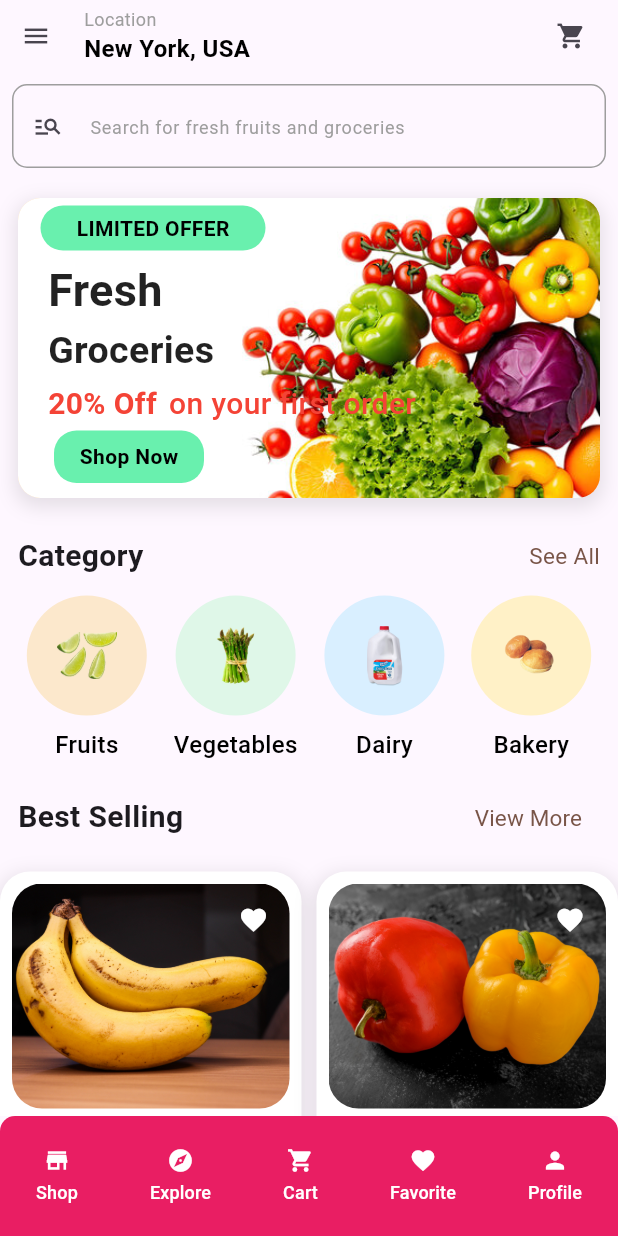
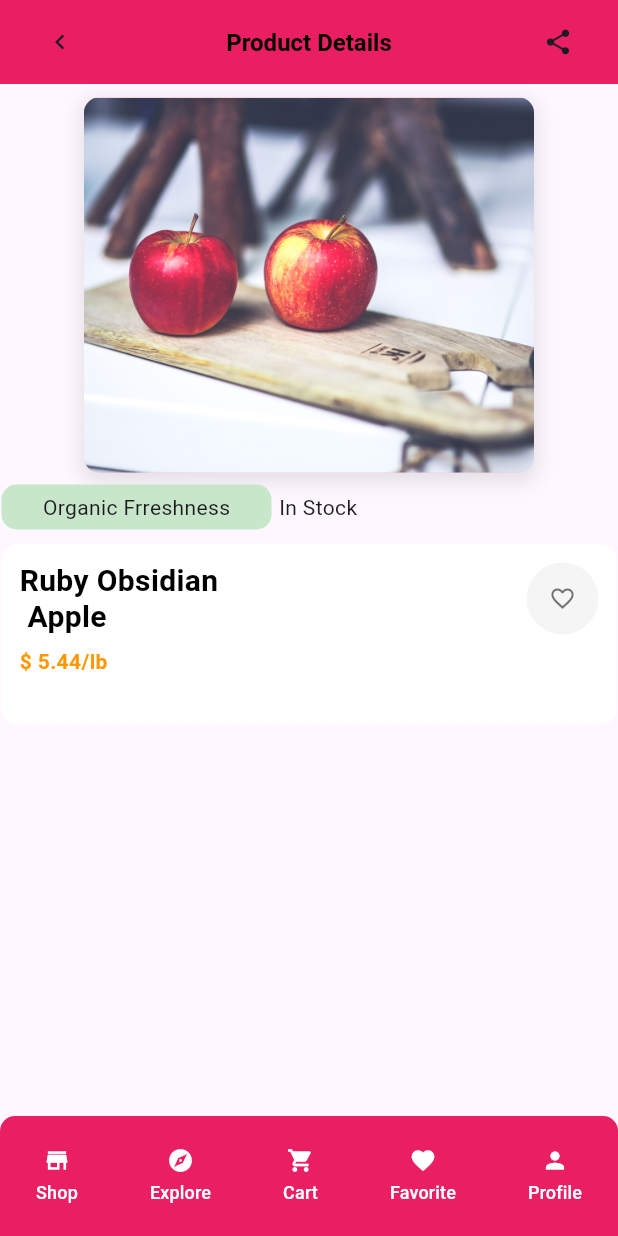
Before and after one commit to Khorsed-Alam/freshgrocery, a Flutter app: the screen it shows after launch, on a phone screen of 412 x 824 dp. Run offline on Flutter 3.47's test engine with Material 3 defaults, Android fonts, the phone set to English and light mode, and no system bars.

Commit message:
product details 25%

```diff
--- a/lib/myApp.dart
+++ b/lib/myApp.dart
@@ -1,6 +1,7 @@
 import 'package:flutter/material.dart';
 import 'package:freshgrocery/screen/Explore_Product.dart';
 import 'package:freshgrocery/screen/home.dart';
+import 'package:freshgrocery/screen/product_details.dart';
 
 class myApp extends StatelessWidget {
   const myApp({super.key});
@@ -15,7 +16,11 @@ class myApp extends StatelessWidget {
       initialRoute: '/',
 
       routes: {
-        '/':(context)=>home(),
+        //'/':(context)=>home(),
+
+
+         '/':(context)=>product_details(),
+
 
     }
       ,
--- a/lib/screen/Explore_Product.dart
+++ b/lib/screen/Explore_Product.dart
@@ -13,22 +13,10 @@ class ExploreProduct extends StatelessWidget {
   @override
   Widget build(BuildContext context) {
     return Scaffold(
-      body: SafeArea(
-        child: SingleChildScrollView(
-          child: Column(
-
+      appBar: AppBar(
+        backgroundColor: Colors.pink,
+        title: Row(
           children: [
-              // Top App Bar / Header
-              Row(
-                children: [
-                  IconButton(
-                    onPressed: () {
-                      Navigator.pop(context);
-
-                    },
-                    icon: const Icon(Icons.keyboard_arrow_left, size: 20),
-                  ),
-                  const SizedBox(width: 8),
 
             const Text(
               "New York USA",
@@ -46,7 +34,14 @@ class ExploreProduct extends StatelessWidget {
               icon: const Icon(Icons.shopping_cart, size: 20),
             ),
           ],
+        ) ,
       ),
+      body: SafeArea(
+        child: SingleChildScrollView(
+          child: Column(
+
+            children: [
+
 
               // Banner Section
               Padding(
--- a/lib/screen/home.dart
+++ b/lib/screen/home.dart
@@ -12,41 +12,42 @@ class home extends StatelessWidget {
   @override
   Widget build(BuildContext context) {
     return Scaffold(
-      body: SafeArea(
-        child: SingleChildScrollView(
-          child: Column(
+      appBar: AppBar(
+        backgroundColor: Colors.pink,
+        title:   Row(
+          mainAxisAlignment: MainAxisAlignment.spaceBetween,
           children: [
-              Row(
-                children: [
-                  IconButton(
-                    onPressed: () {},
-                    icon: const Icon(Icons.menu, size: 20),
-                  ),
-                  const SizedBox(width: 8),
+
             const Column(
               crossAxisAlignment: CrossAxisAlignment.start,
               children: [
                 Text(
                   "Location",
-                        style: TextStyle(color: Colors.grey, fontSize: 12),
+                  style: TextStyle(color: Colors.white, fontSize: 12),
                 ),
                 Text(
                   "New York, USA",
                   style: TextStyle(
                     fontSize: 16,
                     fontWeight: FontWeight.bold,
-                          color: Colors.black,
+                    color: Colors.white,
                   ),
                 ),
               ],
             ),
-                  const SizedBox(width: 190),
+
             IconButton(
               onPressed: () {},
-                    icon: const Icon(Icons.shopping_cart, size: 20),
+              icon: const Icon(Icons.shopping_cart, size: 20, color: Colors.white,),
             ),
           ],
         ),
+      ),
+      body: SafeArea(
+        child: SingleChildScrollView(
+          child: Column(
+            children: [
+
 
               /// Search Bar
               Search_Product(),
--- /dev/null
+++ b/lib/screen/product_details.dart
@@ -0,0 +1,155 @@
+import 'package:flutter/material.dart';
+
+import '../custom_widget/bottomNavigationbar.dart';
+
+class product_details extends StatelessWidget {
+  const product_details({super.key});
+
+  @override
+  Widget build(BuildContext context) {
+    return Scaffold(
+      appBar: AppBar(
+        backgroundColor: Colors.pink,
+        title: Row(
+          mainAxisAlignment: MainAxisAlignment.spaceBetween,
+          children: [
+            IconButton(
+              onPressed: () {
+                Navigator.pop(context);
+              },
+              icon: Icon(Icons.keyboard_arrow_left, size: 20),
+            ),
+
+            Text(
+              "Product Details",
+              style: TextStyle(
+                fontSize: 16,
+                fontWeight: FontWeight.bold,
+                color: Colors.black,
+              ),
+            ),
+
+            IconButton(onPressed: () {}, icon: Icon(Icons.share, size: 20)),
+          ],
+        ),
+      ),
+      body: SafeArea(
+        child: SingleChildScrollView(
+          child: Padding(
+            padding: EdgeInsets.all(1.0),
+            child: Column(
+              children: [
+                Center(
+                  child: Padding(
+                    padding: EdgeInsets.all(8),
+                    child: Container(
+                      height: 250,
+                      width: 300,
+                      decoration: BoxDecoration(
+                        borderRadius: BorderRadius.circular(10),
+                        color: Colors.pink.shade100,
+                        image: DecorationImage(
+                          image: AssetImage("assets/apple.jpg"),
+                          fit: BoxFit.cover,
+                        ),
+                        boxShadow: [
+                          BoxShadow(
+                            color: Colors.black.withOpacity(0.1),
+                            blurRadius: 10,
+                            spreadRadius: 2,
+                            offset: const Offset(0, 4),
+                          ),
+                        ],
+                      ),
+                    ),
+                  ),
+                ),
+                Row(
+                  children: [
+                    Container(
+                      height: 30,
+                      width: 180,
+                      decoration: BoxDecoration(
+                        borderRadius: BorderRadius.circular(10),
+                        color: Colors.green.shade100,
+                      ),
+                      child: Align(
+                        alignment: Alignment.center,
+                        child: Text("Organic Frreshness"),
+                      ),
+                    ),
+                    SizedBox(width: 5),
+                    Text("In Stock"),
+                  ],
+                ),
+
+                SizedBox(height: 10),
+
+               Container(
+                 height: 120,
+                 padding: EdgeInsets.all(12),
+
+                 decoration: BoxDecoration(
+                   borderRadius: BorderRadius.circular(10),
+                   color: Colors.white,
+                 ),
+
+                 child: Row(
+                   mainAxisAlignment: MainAxisAlignment.spaceBetween,
+                   crossAxisAlignment: CrossAxisAlignment.start,
+                  children: [
+                    Column(
+                      crossAxisAlignment: CrossAxisAlignment.start,
+                     mainAxisAlignment: MainAxisAlignment.start,
+                     children: [
+                       Text("Ruby Obsidian \n Apple",style: TextStyle(
+                         fontWeight: FontWeight.bold,
+                         fontSize: 20,
+                         color: Colors.black,
+                         height: 1.2,
+                       ),),
+                       SizedBox(
+                         height: 8,
+                       ),
+                       Text("\$ 5.44/lb",style: TextStyle(
+                         fontSize: 14,
+                         fontWeight: FontWeight.bold,
+                         color: Colors.orange,
+                       ),
+                       )
+                     ],
+
+                   ),
+
+                 Container(
+                     decoration: BoxDecoration(
+                       color: Colors.grey.shade100,
+                       shape: BoxShape.circle,
+                     ),
+                     child: IconButton(
+                       constraints: const BoxConstraints(), // Reduces default icon button size
+                       padding: const EdgeInsets.all(6),
+                       onPressed: () {},
+                       icon: const Icon(
+                         Icons.favorite_border,
+                         color: Colors.black54,
+                         size: 18,
+                       ),
+                     ),
+
+
+
+                 ),
+
+
+
+               ])
+               )],
+            ),
+          ),
+        ),
+      ),
+      bottomNavigationBar: bottomNavigationbar(),
+    );
+  }
+}
```
Lines whose indentation alone changed are shown as unchanged.
